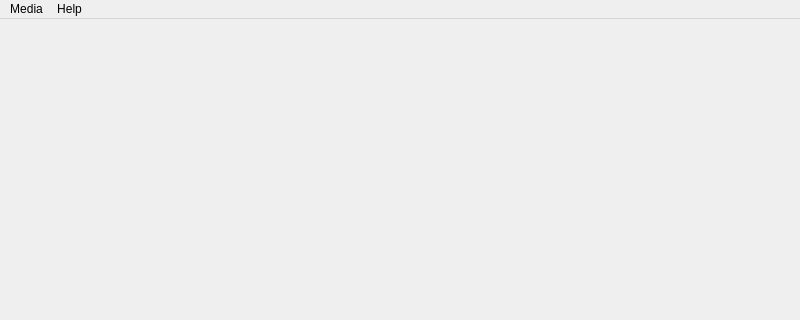
The window that src/mainwindow.ui (StevenHuang2020/VideoPlayer) describes before a commit, drawn with Qt 5; both pictures show x 0 to 800 and y 0 to 320 of the 800 by 480 pixel window.
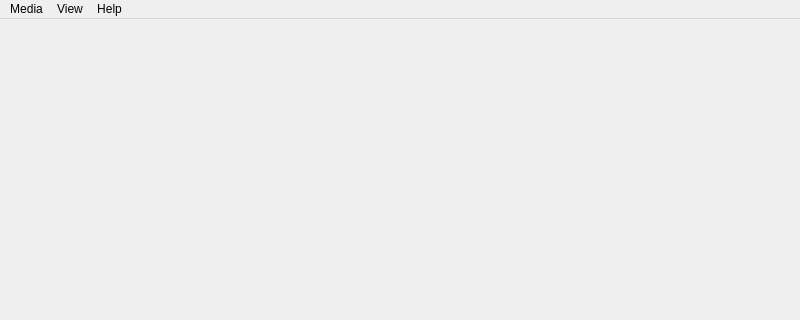
The same window after the commit.

The edit to the form file:
```diff
--- a/src/mainwindow.ui
+++ b/src/mainwindow.ui
@@ -24,8 +24,8 @@
   </property>
   <property name="minimumSize">
    <size>
-    <width>800</width>
-    <height>480</height>
+    <width>200</width>
+    <height>120</height>
    </size>
   </property>
   <property name="maximumSize">
@@ -102,6 +102,13 @@
     <addaction name="actionStop"/>
     <addaction name="actionQuit"/>
    </widget>
+   <widget class="QMenu" name="menuView">
+    <property name="title">
+     <string>View</string>
+    </property>
+    <addaction name="actionHide"/>
+    <addaction name="actionFullscreen"/>
+   </widget>
    <widget class="QMenu" name="menuHelp">
     <property name="title">
      <string>Help</string>
@@ -109,6 +116,7 @@
     <addaction name="actionAbout"/>
    </widget>
    <addaction name="menuMedia"/>
+   <addaction name="menuView"/>
    <addaction name="menuHelp"/>
   </widget>
   <widget class="QStatusBar" name="statusbar">
```
Left out of the diff: 22 changed lines with no effect on the pictures.
